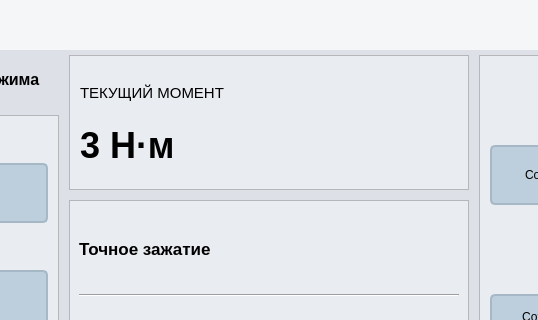
This is main.ui in petlitsky/rozovproject as Qt 5 draws it before an edit; both pictures show x 343 to 881 and y 0 to 320 of the 1024 by 600 pixel window. The edited form follows.
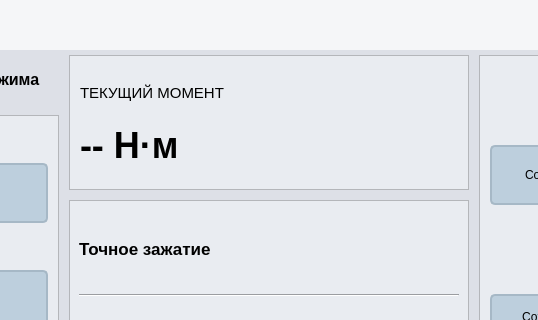
This is the edited form. The open tabs and pages were chosen to show the change. Icons and pictures are not drawn.

Patch:
```diff
--- a/main.ui
+++ b/main.ui
@@ -5848,7 +5848,7 @@
                        <enum>Qt::FocusPolicy::ClickFocus</enum>
                       </property>
                       <property name="text">
-                       <string>3 Н·м</string>
+                       <string>-- Н·м</string>
                       </property>
                      </widget>
                     </item>
```
Left out of the diff: 6 changed lines with no effect on the pictures.
